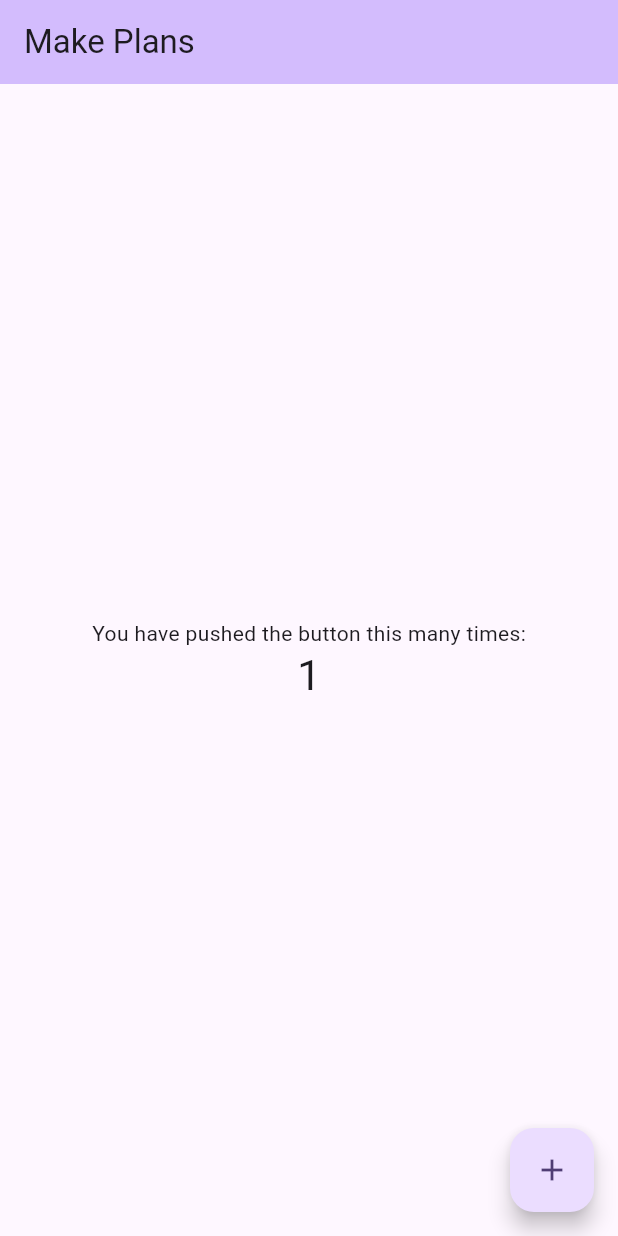
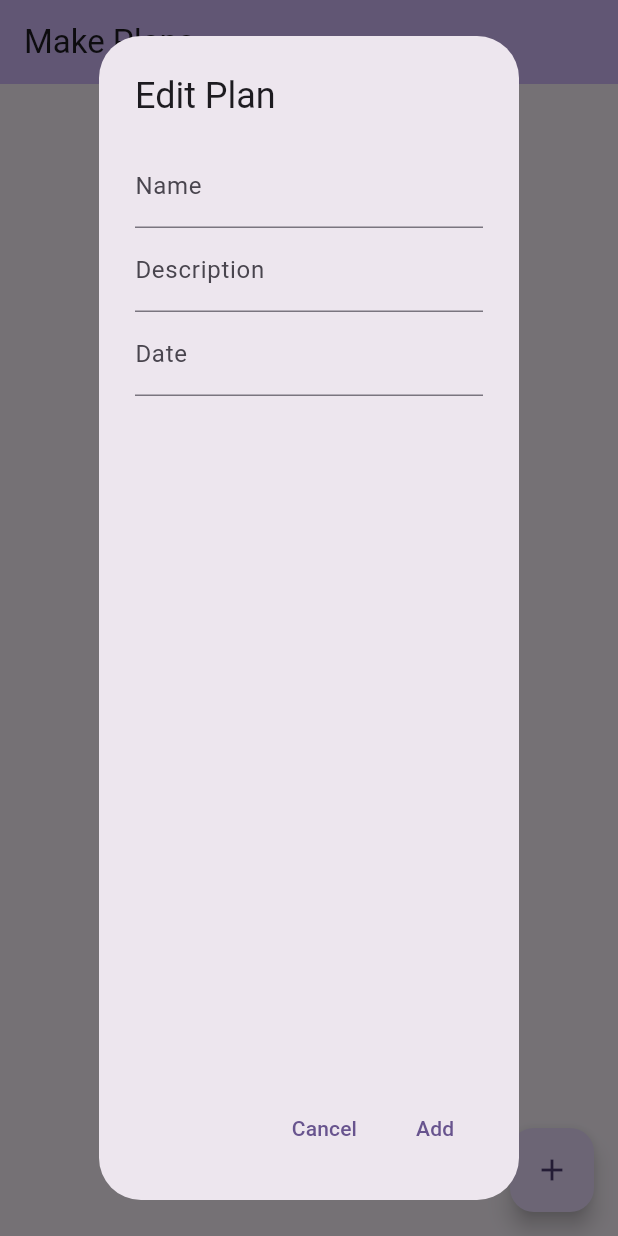
Before and after one commit to fernandocm9/MAD_cw4_make_plans, a Flutter app: the screen it shows after launch, after a tap on the "add" icon, on a phone screen of 412 x 824 dp. Run offline on Flutter 3.47's test engine with Material 3 defaults, Android fonts, the light colour scheme and no system bars.

Commit message:
adjusted + button to add a task and check whether it is editing or adding for the modal

```diff
--- a/make_plans/lib/main.dart
+++ b/make_plans/lib/main.dart
@@ -39,13 +39,31 @@
 }
 
 class _PlanManagerScreen extends State<PlanManagerScreen> {
-  int _counter = 0;
+  late TextEditingController nameController;
+  late TextEditingController descController;
+  late TextEditingController dateController;
+  late TextEditingController statusController;
 
-  void _incrementCounter() {
-    setState(() {
-      _counter++;
-    });
+  @override
+  void initState() {
+    super.initState();
+    nameController = TextEditingController();
+    descController = TextEditingController();
+    dateController = TextEditingController();
+    statusController = TextEditingController();
   }
+
+  @override
+  void dispose() {
+    nameController.dispose();
+    descController.dispose();
+    dateController.dispose();
+    statusController.dispose();
+    super.dispose();
+  }
+
+  List<Plan> _planList = [];
+  int _planId = 0;
 
   @override
   Widget build(BuildContext context) {
@@ -58,19 +76,68 @@
         child: Column(
           mainAxisAlignment: MainAxisAlignment.center,
           children: <Widget>[
-            const Text('You have pushed the button this many times:'),
-            Text(
-              '$_counter',
-              style: Theme.of(context).textTheme.headlineMedium,
-            ),
           ],
         ),
       ),
       floatingActionButton: FloatingActionButton(
-        onPressed: _incrementCounter,
-        tooltip: 'Increment',
+        onPressed: () => _openAddPlanDialog(status:'pending'),
+        tooltip: 'Add Plan',
         child: const Icon(Icons.add),
       ),
     );
   }
+
+  Future<void> _openAddPlanDialog({String status = 'pending', int planIndex = -1}) async {
+    final result = await showDialog<List<String>>(
+      context: context,
+      builder: (BuildContext context) {
+        return AlertDialog(
+          title: Text(status == 'pending' ? 'Edit Plan' : 'Add Plan'),
+          content: Column(
+            children: <Widget>[
+              TextField(
+                controller: nameController,
+                decoration: const InputDecoration(labelText: 'Name'),
+              ),
+              TextField(
+                controller: descController,
+                decoration: const InputDecoration(labelText: 'Description'),
+              ),
+              TextField(
+                controller: dateController,
+                decoration: const InputDecoration(labelText: 'Date'),
+              ),
+            ],
+          ),
+          actions: <Widget>[
+            TextButton(
+              onPressed: () {
+                Navigator.of(context).pop();
+              },
+              child: Text('Cancel'),
+            ),
+            TextButton(
+              onPressed: () {
+                final name = nameController.text;
+                final description = descController.text;
+                final date = dateController.text;
+                final status = statusController.text;
+                if (name.isNotEmpty && description.isNotEmpty && date.isNotEmpty) {
+                  if (planIndex == -1) {
+                    _planList.add(Plan(name: name, description: description, date: date, status: status));
+                  } else {
+                    _planList[planIndex] = Plan(name: name, description: description, date: date, status: status);
+                  }
+                  setState(() {});
+                  Navigator.of(context).pop();
+                }
+              },
+              child: const Text('Add'),
+            ),
+          ],
+        );
+      },
+    );
+
+  }
 }
```
